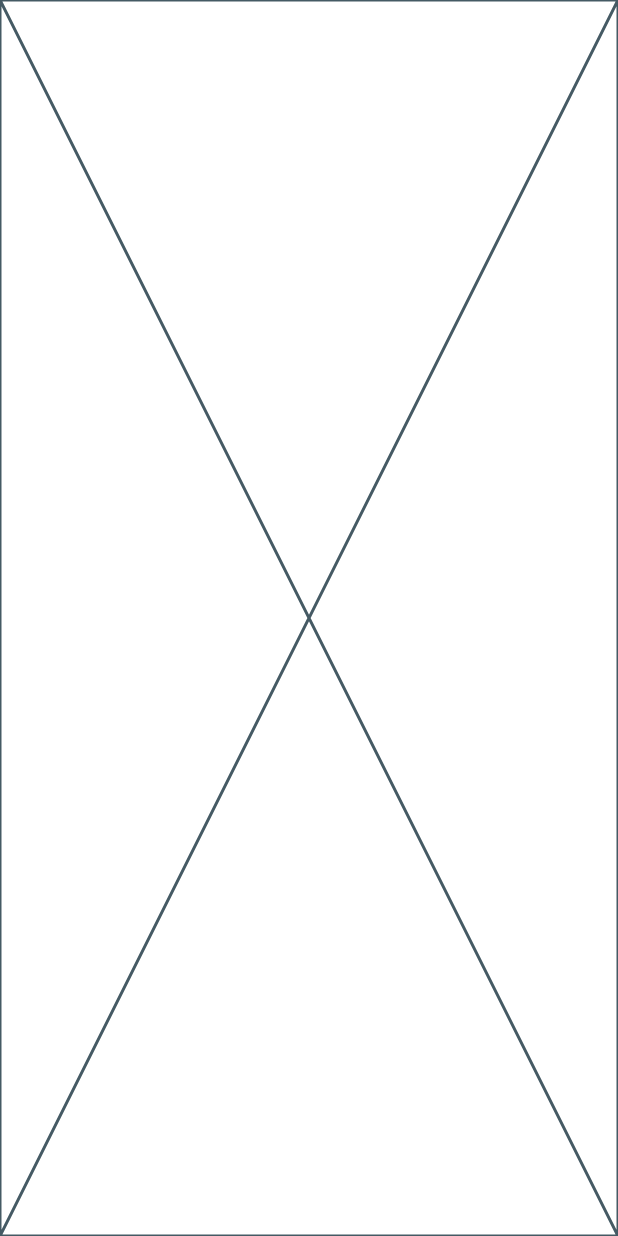
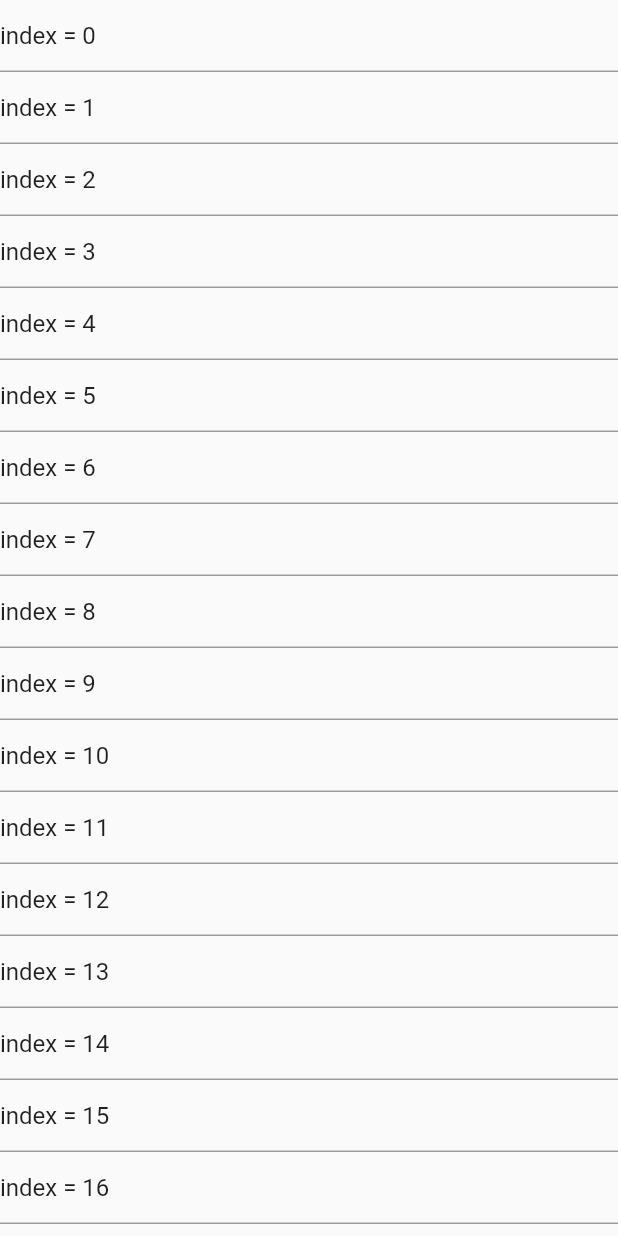
Before and after one commit to martinrybak/keyboard_avoider, a Flutter app: the screen it shows after launch, on a phone screen of 412 x 824 dp. Run offline on Flutter 3.47's test engine with Material 2 defaults, Android fonts, the phone set to English and light mode, and no system bars.

Commit message:
Added EnsureVisible widget and updated example

```diff
--- a/example/lib/main.dart
+++ b/example/lib/main.dart
@@ -1,13 +1,30 @@
 import 'package:flutter/material.dart';
-import 'package:keyboard_avoider/keyboard_avoider.dart';
-import 'placeholder_field.dart';
+import 'package:keyboard_avoider/keyboard_scrollview.dart';
+import 'package:keyboard_avoider/ensure_visible.dart';
 
 void main() => runApp(MyApp());
 
-class MyApp extends StatelessWidget {
+class MyApp extends StatelessWidget
+{
   @override
   Widget build(BuildContext context) {
     return new MaterialApp(
-        home: new KeyboardAvoider(child: new PlaceholderField()));
+      home: new KeyboardScrollView(
+        child: new Column(
+          children: List.generate(20, (index) {
+            return new Material(
+              child: new EnsureVisible(
+                builder: (context, focusNode) {
+                  return new TextFormField(
+                    initialValue: 'index = $index',
+                    focusNode: focusNode,
+                  );
+                }
+              )
+            );
+          })
+        )
+      )
+    );
   }
 }
--- /dev/null
+++ b/lib/ensure_visible.dart
@@ -0,0 +1,111 @@
+import 'dart:async';
+import 'package:flutter/material.dart';
+import 'package:flutter/rendering.dart';
+
+//https://www.didierboelens.com/2018/04/hint-4-ensure-a-textfield-or-textformfield-is-visible-in-the-viewport-when-has-the-focus/
+class EnsureVisible extends StatefulWidget
+{
+  final Widget Function(BuildContext, FocusNode) builder;
+
+  final Duration duration;
+
+  final Curve curve;
+
+  EnsureVisible({
+    Key key,
+    this.builder,
+    this.duration: const Duration(milliseconds: 300),
+    this.curve: Curves.ease,
+  }) : super(key: key);
+
+  _EnsureVisibleState createState() => new _EnsureVisibleState();
+}
+
+class _EnsureVisibleState extends State<EnsureVisible> with WidgetsBindingObserver
+{
+  final FocusNode _focusNode = new FocusNode();
+
+  /// State
+
+  @override
+  void initState()
+  {
+    super.initState();
+    _focusNode.addListener(_focusChanged);
+    WidgetsBinding.instance.addObserver(this);
+  }
+
+  @override
+  void dispose()
+  {
+    WidgetsBinding.instance.removeObserver(this);
+    _focusNode.removeListener(_focusChanged);
+    _focusNode.dispose();
+    super.dispose();
+  }
+
+  @override
+  Widget build(BuildContext context)
+  {
+    return this.widget.builder(context, _focusNode);
+  }
+
+  /// WidgetsBindingObserver
+
+  @override
+  void didChangeMetrics()
+  {
+    _focusChanged();
+  }
+
+  /// Private
+
+  void _focusChanged()
+  {
+    if (_focusNode.hasFocus) {
+      _scrollToWidget();
+    }
+  }
+
+  void _scrollToWidget() async
+  {
+    // Wait for the keyboard to come into view
+    await new Future.delayed(const Duration(milliseconds: 300));
+
+    // No need to go any further if the node has not the focus
+    if (!_focusNode.hasFocus) {
+      return;
+    }
+
+    // Find the object which has the focus
+    final RenderObject object = context.findRenderObject();
+    final RenderAbstractViewport viewport = RenderAbstractViewport.of(object);
+    assert(viewport != null);
+
+    // Get the Scrollable state (in order to retrieve its offset)
+    ScrollableState scrollableState = Scrollable.of(context);
+    assert(scrollableState != null);
+
+    // Get its offset
+    ScrollPosition position = scrollableState.position;
+    double alignment;
+
+    if (position.pixels > viewport.getOffsetToReveal(object, 0.0).offset) {
+      // Move down to the top of the viewport
+      alignment = 0.0;
+    } else if (position.pixels < viewport.getOffsetToReveal(object, 1.0).offset) {
+      // Move up to the bottom of the viewport
+      alignment = 1.0;
+    } else {
+      // No scrolling is necessary to reveal the child
+      return;
+    }
+
+    position.ensureVisible(
+      object,
+      alignment: alignment,
+      duration: this.widget.duration,
+      curve: this.widget.curve
+    );
+  }
+}
```
